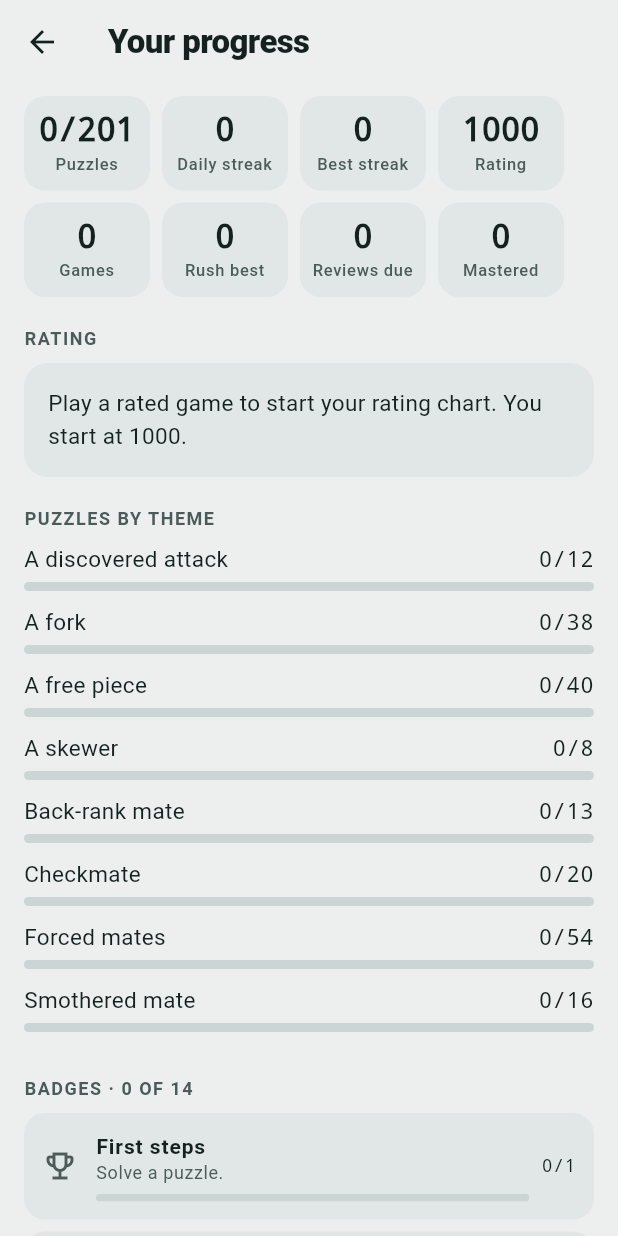
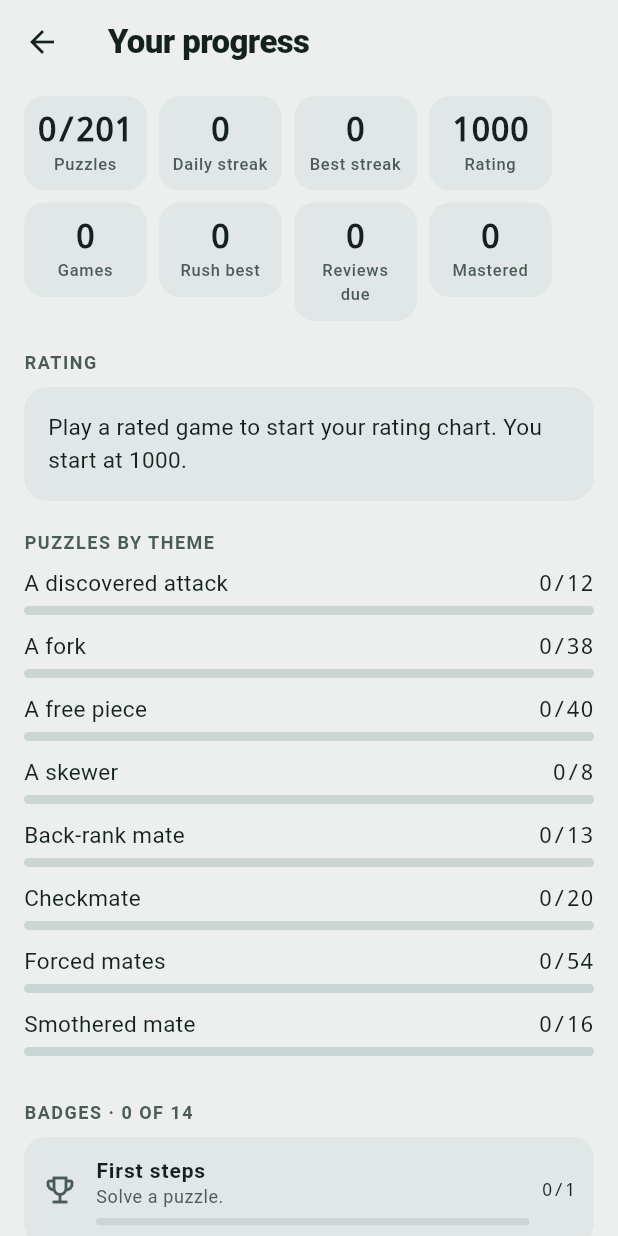
Before and after one commit to johnkg/chess_solver, a Flutter app: the screen it shows after launch, item 2 of the bottom bar chosen, after a tap on the "insights" icon, on a phone screen of 412 x 824 dp. Run offline on Flutter 3.47's test engine with Material 3 defaults, Android fonts, the phone set to English and light mode, and no system bars; our stand-ins replace shared_preferences; project files that could hold a hidden picture were left out.

Commit message:
Progress screen: four stat tiles per row
Co-Authored-By: Claude Sonnet 5.5 <noreply@anthropic.com>
Claude-Session: https://claude.ai/code/session_01HBwusMn1Yx7nSzGYxWWEah

```diff
--- a/lib/ui/progress_screen.dart
+++ b/lib/ui/progress_screen.dart
@@ -133,7 +133,7 @@ class _Tile extends StatelessWidget {
     final scheme = Theme.of(context).colorScheme;
     final text = Theme.of(context).textTheme;
     return Container(
-      width: 84,
+      width: 82,
       padding: const EdgeInsets.symmetric(vertical: 10, horizontal: 8),
       decoration: BoxDecoration(color: scheme.surfaceContainerHighest, borderRadius: BorderRadius.circular(14)),
       child: Column(
```
